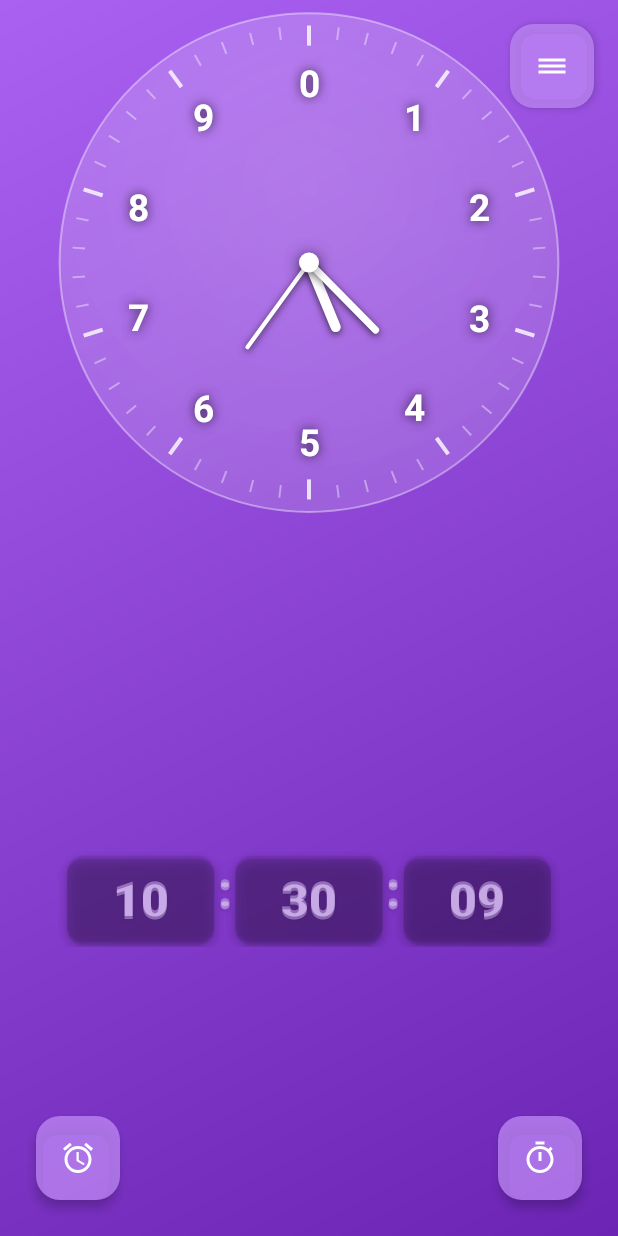
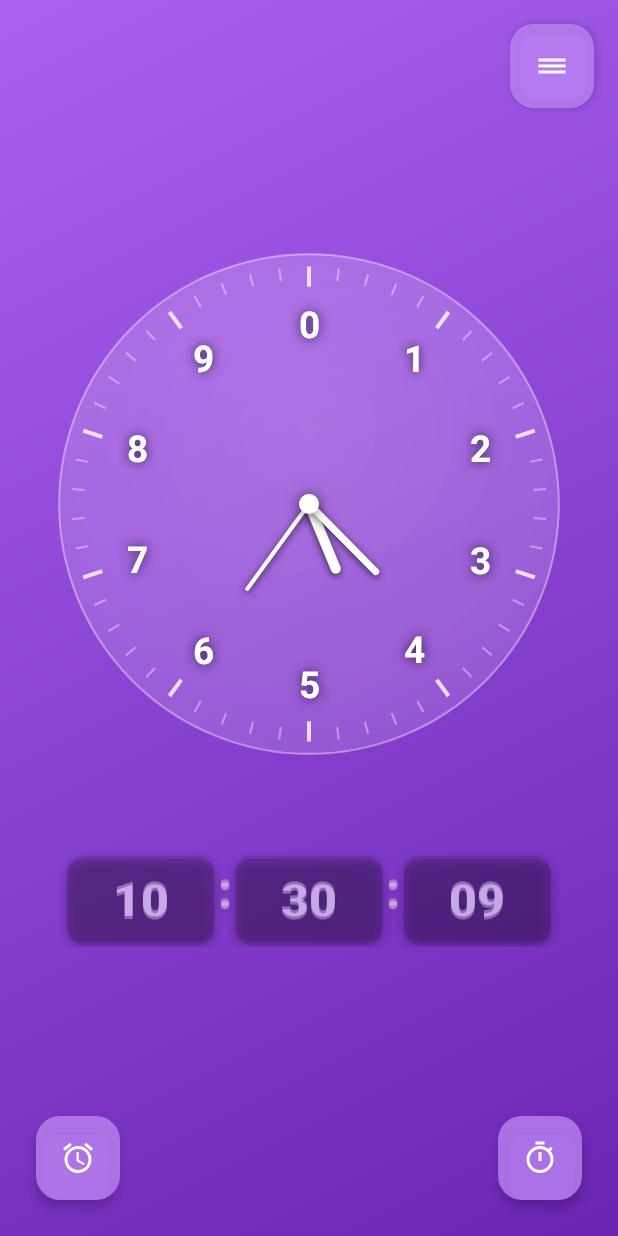
Before and after one commit to TheMrGrench/decimal-clock, an Android app: the screen it shows after launch (MainActivity), on a phone screen of 412 x 824 dp. Run offline under Robolectric (Android 15) with nearby library versions, the phone set to English and light mode, and no system bars.

```diff
--- a/app/src/main/res/layout/activity_main.xml
+++ b/app/src/main/res/layout/activity_main.xml
@@ -14,7 +14,7 @@
         app:layout_constraintWidth_percent="0.85"
         app:layout_constraintDimensionRatio="1:1"
         app:layout_constraintTop_toTopOf="parent"
-        app:layout_constraintBottom_toTopOf="@id/standardTimeCard"
+        app:layout_constraintBottom_toTopOf="@id/standardTimeView"
         app:layout_constraintStart_toStartOf="parent"
         app:layout_constraintEnd_toEndOf="parent"
         app:layout_constraintVertical_chainStyle="packed"
@@ -28,7 +28,7 @@
         app:layout_constraintWidth_percent="0.85"
         app:layout_constraintDimensionRatio="1:1"
         app:layout_constraintTop_toTopOf="parent"
-        app:layout_constraintBottom_toTopOf="@id/standardTimeCard"
+        app:layout_constraintBottom_toTopOf="@id/standardTimeView"
         app:layout_constraintStart_toStartOf="parent"
         app:layout_constraintEnd_toEndOf="parent"
         app:layout_constraintVertical_chainStyle="packed"
```
